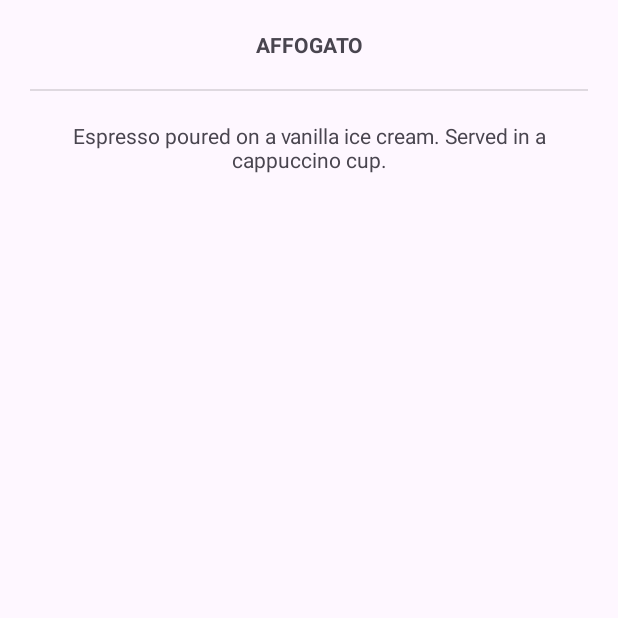
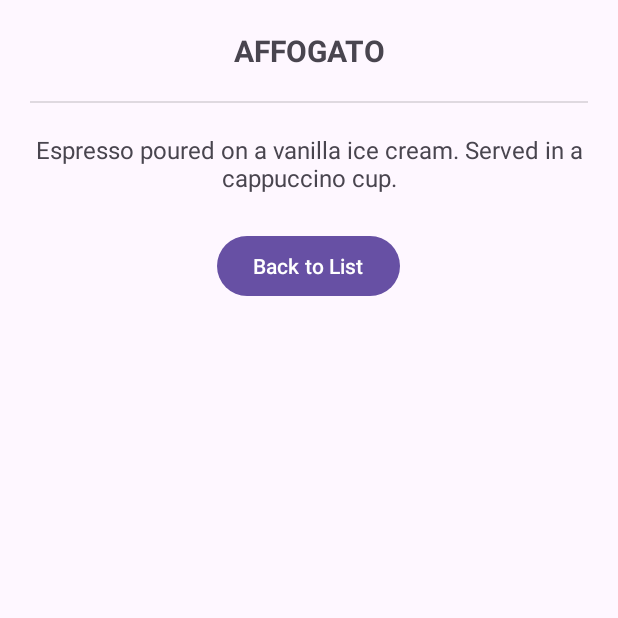
Before and after one commit to bruuhyan/LAB_WEEK_03, an Android app: the screen it shows after launch (MainActivity), after a tap on "AFFOGATO", on a phone screen of 412 x 824 dp, the top half of it. Run offline under Robolectric (Android 15) with nearby library versions, the phone set to English and light mode, and no system bars.

Commit message:
Commit No.5 – add back button & extend list

```diff
--- a/app/src/main/java/com/example/lab_week_03/DetailFragment.kt
+++ b/app/src/main/java/com/example/lab_week_03/DetailFragment.kt
@@ -5,37 +5,15 @@ import androidx.fragment.app.Fragment
 import android.view.LayoutInflater
 import android.view.View
 import android.view.ViewGroup
+import android.widget.Button
 import android.widget.TextView
+import androidx.navigation.fragment.findNavController
 
-
-// TODO: Rename parameter arguments, choose names that match
-// the fragment initialization parameters, e.g. ARG_ITEM_NUMBER
-private const val ARG_PARAM1 = "param1"
-private const val ARG_PARAM2 = "param2"
-
-/**
- * A simple [Fragment] subclass.
- * Use the [DetailFragment.newInstance] factory method to
- * create an instance of this fragment.
- */
 class DetailFragment : Fragment() {
-    private var param1: String? = null
-    private var param2: String? = null
     private val coffeeTitle: TextView?
         get() = view?.findViewById(R.id.coffee_title)
     private val coffeeDesc: TextView?
         get() = view?.findViewById(R.id.coffee_desc)
-
-
-
-
-    override fun onCreate(savedInstanceState: Bundle?) {
-        super.onCreate(savedInstanceState)
-        arguments?.let {
-            param1 = it.getString(ARG_PARAM1)
-            param2 = it.getString(ARG_PARAM2)
-        }
-    }
 
     override fun onCreateView(
         inflater: LayoutInflater, container: ViewGroup?,
@@ -46,30 +24,42 @@ class DetailFragment : Fragment() {
 
     override fun onViewCreated(view: View, savedInstanceState: Bundle?) {
         super.onViewCreated(view, savedInstanceState)
+
         val coffeeId = arguments?.getInt(COFFEE_ID, 0) ?: 0
         setCoffeeData(coffeeId)
+
+        // 🔹 Back button
+        val backButton: Button = view.findViewById(R.id.backButton)
+        backButton.setOnClickListener {
+            findNavController().popBackStack() // kembali ke ListFragment
+        }
     }
 
-
-
-    fun setCoffeeData(id: Int) {
+    private fun setCoffeeData(id: Int) {
         when (id) {
             R.id.affogato -> {
                 coffeeTitle?.text = getString(R.string.affogato_title)
                 coffeeDesc?.text = getString(R.string.affogato_desc)
             }
-
             R.id.americano -> {
                 coffeeTitle?.text = getString(R.string.americano_title)
                 coffeeDesc?.text = getString(R.string.americano_desc)
             }
-
             R.id.latte -> {
                 coffeeTitle?.text = getString(R.string.latte_title)
                 coffeeDesc?.text = getString(R.string.latte_desc)
             }
+            R.id.cappuccino -> {
+                coffeeTitle?.text = getString(R.string.cappuccino_title)
+                coffeeDesc?.text = getString(R.string.cappuccino_desc)
+            }
+            R.id.espresso -> {
+                coffeeTitle?.text = getString(R.string.espresso_title)
+                coffeeDesc?.text = getString(R.string.espresso_desc)
+            }
         }
     }
+
     companion object {
         private const val COFFEE_ID = "COFFEE_ID"
         fun newInstance(coffeeId: Int) =
@@ -79,5 +69,4 @@ class DetailFragment : Fragment() {
                 }
             }
     }
-
 }
--- a/app/src/main/java/com/example/lab_week_03/ListFragment.kt
+++ b/app/src/main/java/com/example/lab_week_03/ListFragment.kt
@@ -27,20 +27,27 @@ class ListFragment : Fragment(){
     }
     override fun onViewCreated(view: View, savedInstanceState: Bundle?) {
         super.onViewCreated(view, savedInstanceState)
+
         val coffeeList = listOf<View>(
             view.findViewById(R.id.affogato),
             view.findViewById(R.id.americano),
-            view.findViewById(R.id.latte)
+            view.findViewById(R.id.latte),
+            view.findViewById(R.id.cappuccino),
+            view.findViewById(R.id.espresso)
         )
-        coffeeList.forEach{ coffee ->
+
+        coffeeList.forEach { coffee ->
             val fragmentBundle = Bundle()
             fragmentBundle.putInt(COFFEE_ID, coffee.id)
-            coffee.setOnClickListener{
+            coffee.setOnClickListener {
                 coffee.findNavController().navigate(
-                    R.id.coffee_id_action, fragmentBundle)
+                    R.id.coffee_id_action,
+                    fragmentBundle
+                )
             }
         }
     }
+
     companion object {
         const val COFFEE_ID = "COFFEE_ID"
     }
--- a/app/src/main/res/layout/fragment_detail.xml
+++ b/app/src/main/res/layout/fragment_detail.xml
@@ -7,22 +7,36 @@
     android:orientation="vertical"
     android:padding="20dp"
     tools:context=".DetailFragment">
+
     <TextView
         android:id="@+id/coffee_title"
         android:layout_width="match_parent"
         android:layout_height="wrap_content"
         android:gravity="center"
         android:textStyle="bold"
+        android:textSize="20sp"
         tools:text="@string/affogato_title"/>
+
     <View
         android:layout_width="match_parent"
         android:layout_height="1dp"
         android:layout_marginVertical="20dp"
         android:background="?android:attr/dividerVertical" />
+
     <TextView
         android:id="@+id/coffee_desc"
         android:layout_width="match_parent"
         android:layout_height="wrap_content"
         android:gravity="center"
+        android:textSize="16sp"
         tools:text="@string/affogato_desc" />
+
+    <!-- Back button -->
+    <Button
+        android:id="@+id/backButton"
+        android:layout_width="wrap_content"
+        android:layout_height="wrap_content"
+        android:text="Back to List"
+        android:layout_gravity="center_horizontal"
+        android:layout_marginTop="24dp"/>
 </LinearLayout>
--- a/app/src/main/res/values/strings.xml
+++ b/app/src/main/res/values/strings.xml
@@ -12,6 +12,12 @@ extraction.)</string>
     <string name="latte_desc">A tall, mild \'milk coffee\' (about 150-300 ml). An
 espresso with steamed milk and only a little milk foam poured over it. Serve in a
 latte glass or a coffee cup. Flavored syrup can be added.</string>
+    <string name="cappuccino_title">CAPPUCCINO</string>
+    <string name="cappuccino_desc">Espresso with steamed milk and a deep layer of
+        milk foam. Typically served in a cappuccino cup.</string>
+    <string name="espresso_title">ESPRESSO</string>
+    <string name="espresso_desc">A concentrated coffee beverage brewed by forcing
+        hot water under pressure through finely ground coffee beans.</string>
     <string name="coffee_list">Coffee List</string>
 <!-- TODO: Remove or change this placeholder text -->
     <string name="hello_blank_fragment">Hello blank fragment</string>
```
Also changed, not shown: app/src/main/res/layout/fragment_list.xml (+12 -0 lines).
